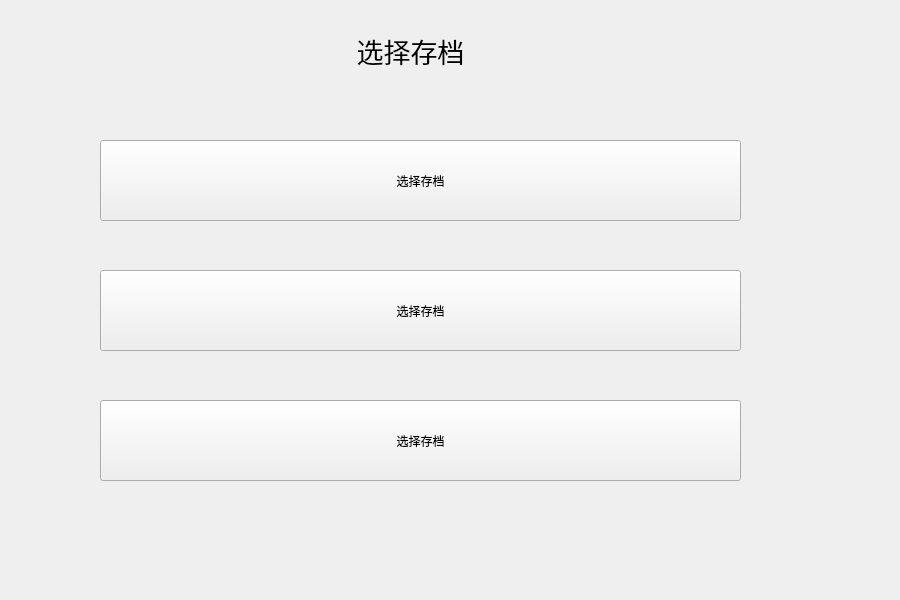
Before: the Qt Designer form Fear_No_One/System/Interface/gamechoice2.ui in TTaket/-, drawn with Qt 5.
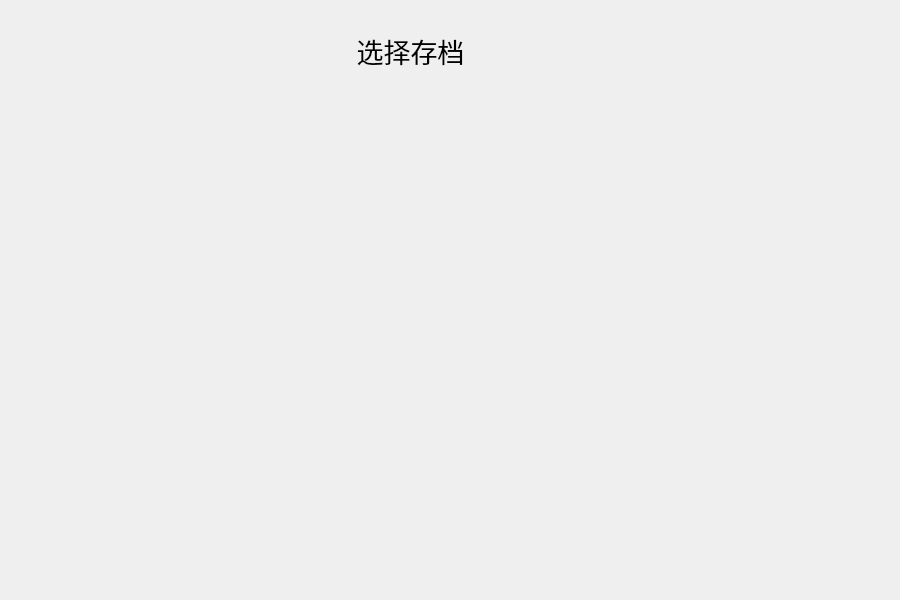
After: the same form once the commit is applied. Custom widgets are drawn as their Qt base class.

Patch:
```diff
--- a/Fear_No_One/System/Interface/gamechoice2.ui
+++ b/Fear_No_One/System/Interface/gamechoice2.ui
@@ -47,51 +47,53 @@
     <set>Qt::AlignCenter</set>
    </property>
   </widget>
-  <widget class="MyButtonGameChoice" name="pb_choice2_1">
+  <widget class="GameChoice2Item" name="wd_chooseSave_1" native="true">
    <property name="geometry">
     <rect>
-     <x>100</x>
-     <y>140</y>
-     <width>641</width>
-     <height>81</height>
+     <x>130</x>
+     <y>130</y>
+     <width>120</width>
+     <height>80</height>
     </rect>
    </property>
-   <property name="text">
-    <string>选择存档</string>
-   </property>
   </widget>
-  <widget class="MyButtonGameChoice" name="pb_choice2_2">
+  <widget class="GameChoice2Item" name="wd_chooseSave_2" native="true">
    <property name="geometry">
     <rect>
-     <x>100</x>
-     <y>270</y>
-     <width>641</width>
-     <height>81</height>
+     <x>130</x>
+     <y>230</y>
+     <width>120</width>
+     <height>80</height>
     </rect>
    </property>
-   <property name="text">
-    <string>选择存档</string>
-   </property>
   </widget>
-  <widget class="MyButtonGameChoice" name="pb_choice2_3">
+  <widget class="GameChoice2Item" name="wd_chooseSave_3" native="true">
    <property name="geometry">
     <rect>
-     <x>100</x>
-     <y>400</y>
-     <width>641</width>
-     <height>81</height>
+     <x>130</x>
+     <y>330</y>
+     <width>120</width>
+     <height>80</height>
     </rect>
    </property>
-   <property name="text">
-    <string>选择存档</string>
+  </widget>
+  <widget class="GameChoice2Item" name="wd_return" native="true">
+   <property name="geometry">
+    <rect>
+     <x>130</x>
+     <y>430</y>
+     <width>120</width>
+     <height>80</height>
+    </rect>
    </property>
   </widget>
  </widget>
  <customwidgets>
   <customwidget>
-   <class>MyButtonGameChoice</class>
-   <extends>QPushButton</extends>
-   <header location="global">mybuttongamechoice.h</header>
+   <class>GameChoice2Item</class>
+   <extends>QWidget</extends>
+   <header location="global">gamechoice2item.h</header>
+   <container>1</container>
   </customwidget>
  </customwidgets>
  <resources/>
```
